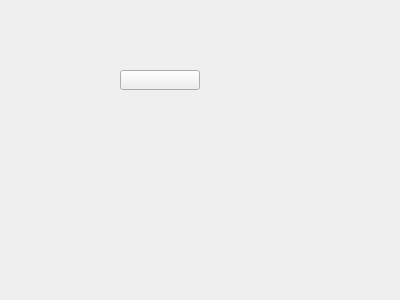
Old version of the form QIconPushButton/QIconPushButton/mybutton.ui in the repository wentaosong1993/Qt.
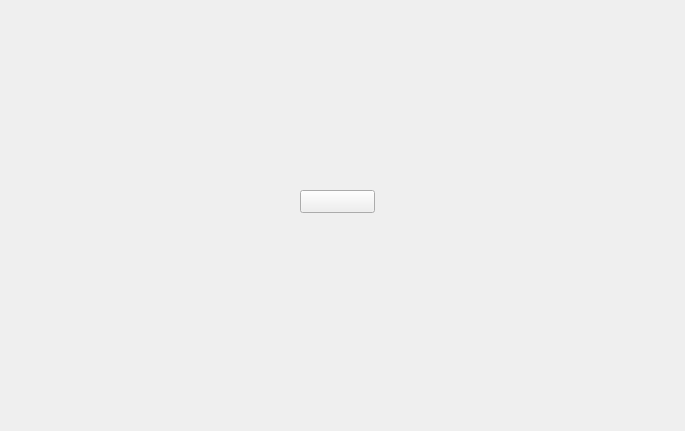
New version of the form. Custom widgets are drawn as their Qt base class.

```diff
--- a/QIconPushButton/QIconPushButton/mybutton.ui
+++ b/QIconPushButton/QIconPushButton/mybutton.ui
@@ -6,8 +6,8 @@
    <rect>
     <x>0</x>
     <y>0</y>
-    <width>400</width>
-    <height>300</height>
+    <width>685</width>
+    <height>431</height>
    </rect>
   </property>
   <property name="windowTitle">
@@ -16,10 +16,10 @@
   <widget class="QIconPushButton" name="pushButton">
    <property name="geometry">
     <rect>
-     <x>120</x>
-     <y>70</y>
-     <width>80</width>
-     <height>20</height>
+     <x>300</x>
+     <y>190</y>
+     <width>75</width>
+     <height>23</height>
     </rect>
    </property>
    <property name="text">
```
Left out of the diff: 2 changed lines with no effect on the pictures.
